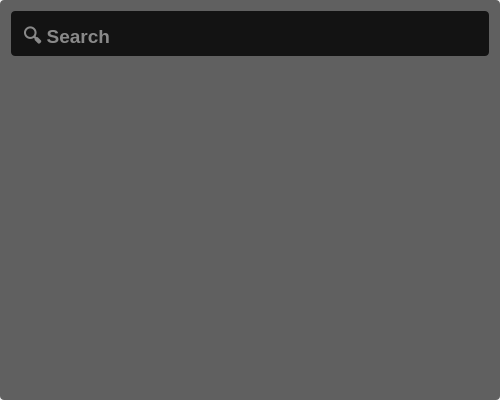
First picture: the form in src/gui/finderwindow.ui, repository hussamh10/fetch, before the edit.
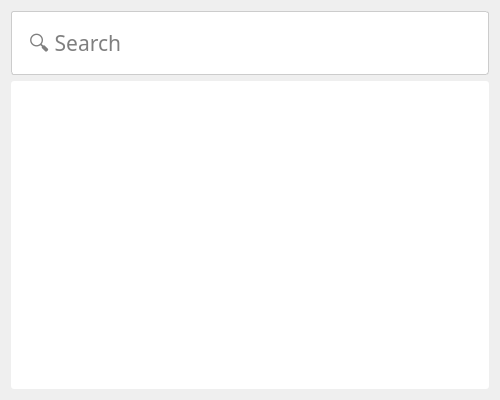
Second picture: the form after the edit.

```diff
--- a/src/gui/finderwindow.ui
+++ b/src/gui/finderwindow.ui
@@ -30,8 +30,7 @@
   </property>
   <property name="styleSheet">
    <string notr="true">#centralWidget {
-	background: rgba(0,0,0,0.6);
-	border-radius: 4px;
+	background: transparent;
 }</string>
   </property>
   <widget class="QWidget" name="centralWidget">
@@ -49,17 +48,20 @@
       </property>
       <property name="font">
        <font>
-        <family>Segoe UI</family>
-        <pointsize>14</pointsize>
-        <weight>75</weight>
-        <bold>true</bold>
+        <family>Roboto Lt</family>
+        <pointsize>16</pointsize>
+        <weight>50</weight>
+        <bold>false</bold>
        </font>
       </property>
       <property name="styleSheet">
-       <string notr="true">background: rgba(0,0,0,0.8);
-color: white;
-padding: 10px;
-border-radius: 4px;</string>
+       <string notr="true">#searchBar {
+	background: white;
+	color: black;
+	padding: 15px;
+	border: 1px solid #ccc;
+	border-radius: 3px;
+}</string>
       </property>
       <property name="alignment">
        <set>Qt::AlignLeading|Qt::AlignLeft|Qt::AlignTop</set>
@@ -72,22 +74,6 @@
       </property>
      </widget>
     </item>
-    <item>
-     <spacer name="verticalSpacer">
-      <property name="orientation">
-       <enum>Qt::Vertical</enum>
-      </property>
-      <property name="sizeType">
-       <enum>QSizePolicy::Fixed</enum>
-      </property>
-      <property name="sizeHint" stdset="0">
-       <size>
-        <width>20</width>
-        <height>10</height>
-       </size>
-      </property>
-     </spacer>
-    </item>
     <item>
      <widget class="QScrollArea" name="scroll_area_container">
       <property name="focusPolicy">
@@ -95,26 +81,36 @@
       </property>
       <property name="styleSheet">
        <string notr="true">#scroll_area_container {
-background: transparent;
-border: none;
+	background: white;
+	border-radius: 3px;
+}
+
+#scroll_area {
+	background: transparent;
 }</string>
       </property>
       <property name="verticalScrollBarPolicy">
        <enum>Qt::ScrollBarAlwaysOff</enum>
       </property>
+      <property name="horizontalScrollBarPolicy">
+       <enum>Qt::ScrollBarAlwaysOff</enum>
+      </property>
+      <property name="sizeAdjustPolicy">
+       <enum>QAbstractScrollArea::AdjustToContents</enum>
+      </property>
       <property name="widgetResizable">
        <bool>true</bool>
       </property>
       <property name="alignment">
-       <set>Qt::AlignBottom|Qt::AlignLeading|Qt::AlignLeft</set>
+       <set>Qt::AlignBottom|Qt::AlignHCenter</set>
       </property>
       <widget class="QWidget" name="scroll_area">
        <property name="geometry">
         <rect>
          <x>0</x>
-         <y>295</y>
+         <y>301</y>
          <width>482</width>
-         <height>18</height>
+         <height>16</height>
         </rect>
        </property>
        <property name="sizePolicy">
@@ -133,22 +129,29 @@
         <enum>Qt::NoFocus</enum>
        </property>
        <property name="styleSheet">
-        <string notr="true">#scroll_area {
-	background: transparent;
-	border-radius: 5px;
-}
-QPushButton {
+        <string notr="true">QPushButton {
 	padding: 10px;
-	background: rgba(0,0,0,0.5);
 	outline: none;
 	border: none;
+	border-bottom: 1px solid #ccc;
+	background: white;
 }
 
 QPushButton:hover, QPushButton:focus {
 	background: rgba(150,150,150,0.5);
 }</string>
        </property>
-       <layout class="QVBoxLayout" name="verticalLayout_2"/>
+       <layout class="QVBoxLayout" name="verticalLayout_2">
+        <property name="leftMargin">
+         <number>15</number>
+        </property>
+        <property name="topMargin">
+         <number>0</number>
+        </property>
+        <property name="rightMargin">
+         <number>15</number>
+        </property>
+       </layout>
       </widget>
      </widget>
     </item>
```
Left out of the diff: 2 changed lines with no effect on the pictures.
